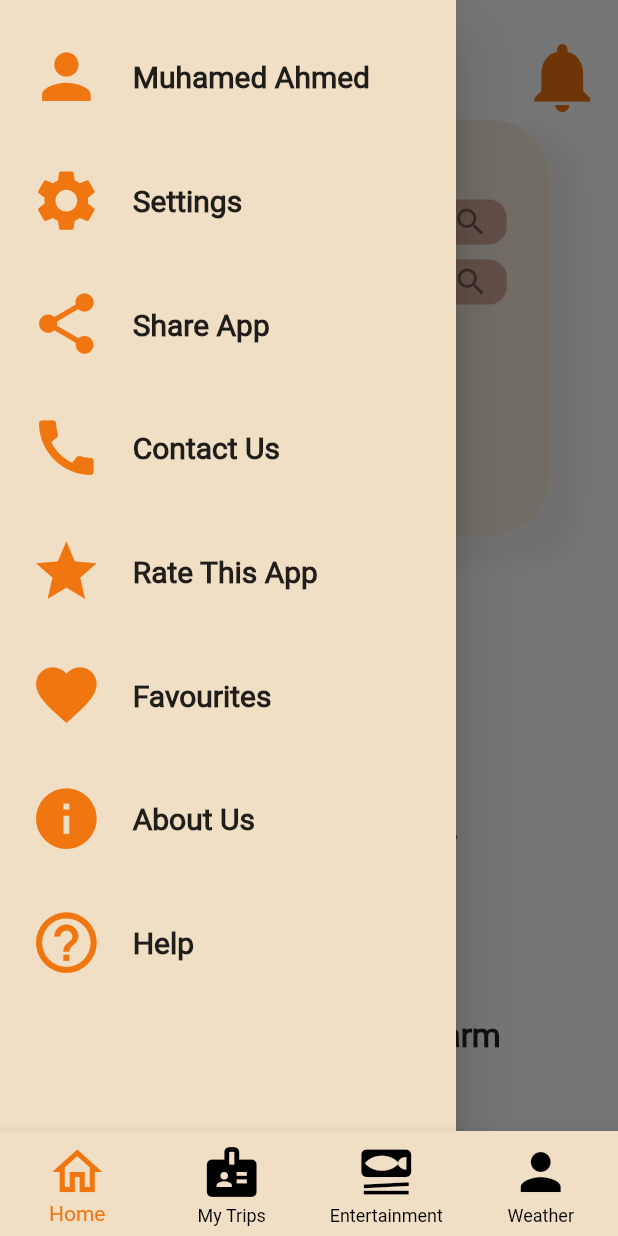
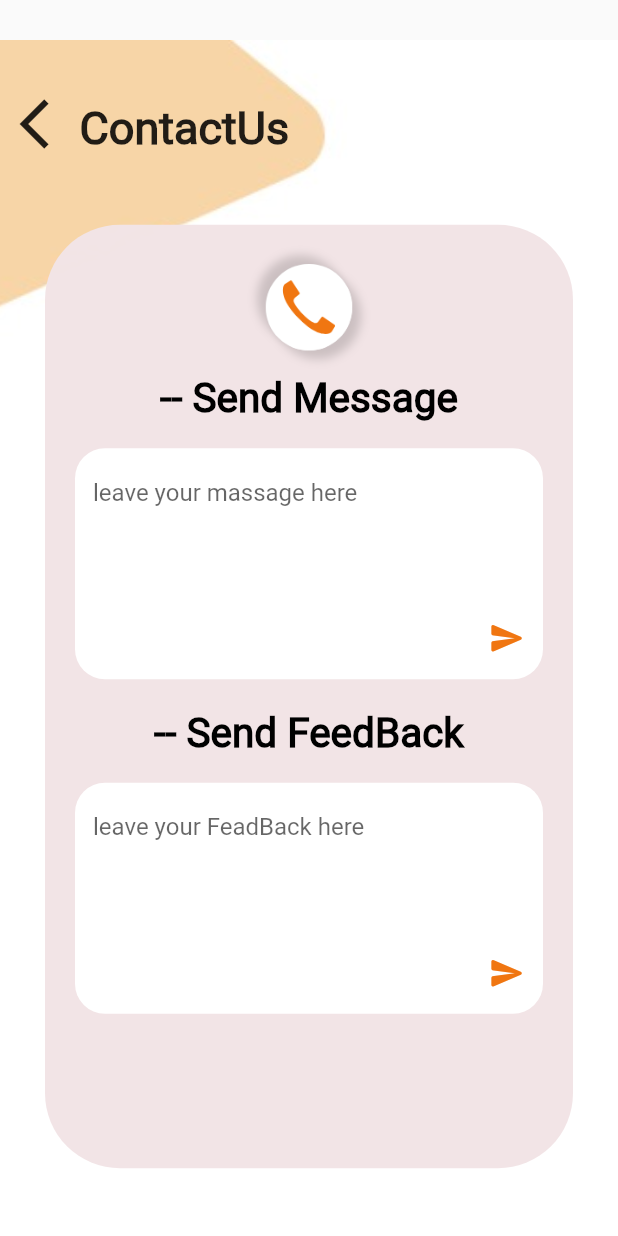
Before and after one commit to AbdallahBadawy/egypt_rails, a Flutter app: the screen it shows after launch, after a tap on the "menu" icon, after a tap on "Contact Us", on a phone screen of 412 x 824 dp. Run offline on Flutter 3.47's test engine with Material 2 defaults, Android fonts, the phone set to English and light mode, and no system bars; our stand-ins replace share; missing offline and left inert: dart:ffi.

Commit message:
Edit some Screens

```diff
--- a/lib/Bottom_BarScreens/Enertainment/Entertainment.dart
+++ b/lib/Bottom_BarScreens/Enertainment/Entertainment.dart
@@ -19,8 +19,7 @@ class _EntertainmentScreenState extends State<EntertainmentScreen> {
 
             children:
 
-      [
-
+  [
           background(context),
   notificationsButton(context),
   screenName(context, 'Entertainment'),
--- a/lib/Bottom_BarScreens/MyTrips/My_Trips.dart
+++ b/lib/Bottom_BarScreens/MyTrips/My_Trips.dart
@@ -1,3 +1,4 @@
+import 'package:egypt_rails/Drawer/Screen_Name.dart';
 import 'package:flutter/material.dart';
 
 import '../../Background.dart';
@@ -17,23 +18,7 @@ class _MyTripsScreenState extends State<MyTripsScreen> {
             Positioned(
                 top: MediaQuery.of(context).size.height / 31,
                 child: background(context)),
-            Positioned(
-              top: MediaQuery.of(context).size.height / 15,
-              child: Row(
-                children: [
-                  Icon(Icons.arrow_back, size: 50),
-                  Text("My Trips",
-                      style:
-                          TextStyle(fontSize: 28, fontWeight: FontWeight.bold)),
-                  SizedBox(width: MediaQuery.of(context).size.width / 2.27),
-                  Icon(
-                    Icons.settings,
-                    size: 50,
-                    color: Theme.of(context).primaryColor,
-                  )
-                ],
-              ),
-            ),
+             screenName(context, 'My Trips'),
             Positioned(
               top: MediaQuery.of(context).size.height / 5.5,
               left: 30,
--- a/lib/Bottom_BarScreens/Weather/Weather.dart
+++ b/lib/Bottom_BarScreens/Weather/Weather.dart
@@ -1,3 +1,4 @@
+import 'package:egypt_rails/Drawer/Screen_Name.dart';
 import 'package:flutter/material.dart';
 
 import '../../Background.dart';
@@ -19,21 +20,7 @@ class _MyWeatherScreenState extends State<MyWeatherScreen> {
             top: MediaQuery.of(context).size.height / 31,
             child: background(context),
           ),
-            Positioned(
-              top: MediaQuery.of(context).size.height / 15,
-              child: Row(
-                children: [
-                  Icon(Icons.arrow_back, size: 50),
-                  Text(
-                    "Weather",
-                    style: TextStyle(
-                      fontSize: 28,
-                      //fontWeight: FontWeight.bold,
-                    ),
-                  ),
-                ],
-              ),
-            ),
+          screenName(context, 'Weather'),
           Positioned(
             top: MediaQuery.of(context).size.height / 5.5,
             left: 30,
@@ -43,8 +30,10 @@ class _MyWeatherScreenState extends State<MyWeatherScreen> {
               height: MediaQuery.of(context).size.height / 1.43,
               decoration: BoxDecoration(
                 color: Theme.of(context).accentColor,
-                    borderRadius: BorderRadius.circular(50)),
-                child: Column(children: [
+                borderRadius: BorderRadius.circular(50),
+              ),
+              child: Column(
+                children: [
                   Container(
                     child: Center(
                       child: Container(
@@ -86,10 +75,12 @@ class _MyWeatherScreenState extends State<MyWeatherScreen> {
                       ),
                     ),
                   ),
-                ]),
+                ],
+              ),
             ),
           ),
         ],
-        ));
+      ),
+    );
   }
 }
--- a/lib/Drawer/Home_Drawer.dart
+++ b/lib/Drawer/Home_Drawer.dart
@@ -1,5 +1,6 @@
 import 'package:egypt_rails/Colors.dart';
 import 'package:egypt_rails/Drawer/About%20Us/About_Us.dart';
+import 'package:egypt_rails/Drawer/contact%20us/contactus.dart';
 import 'package:flutter/material.dart';
 import 'package:share/share.dart';
 import 'Help_Screens/Help_Screen.dart';
@@ -40,7 +41,8 @@ Widget homeDrawer(BuildContext context) {
               onTap: () {
                 Share.share('https://www.google.com');
               }),
-          _titleCard(context: context, title: 'Contact Us', icon: Icons.call, onTap: () {}),
+          _titleCard(context: context, title: 'Contact Us', icon: Icons.call, onTap: () {Navigator.push(context,
+                    MaterialPageRoute(builder: (context) => ContactUs()));}),
           _titleCard(context: context, title: 'Rate This App', icon: Icons.star, onTap: () {}),
           _titleCard(context: context, title: 'Favourites', icon: Icons.favorite, onTap: () {}),
           _titleCard(context: context,
--- a/lib/Drawer/Screen_Name.dart
+++ b/lib/Drawer/Screen_Name.dart
@@ -2,7 +2,7 @@ import 'package:flutter/material.dart';
 
 Widget screenName(BuildContext context, String text) {
   return Positioned(
-    top: 15,
+    top: MediaQuery.of(context).size.height / 15,
     left: 5,
     child: Row(
       crossAxisAlignment: CrossAxisAlignment.end,
--- /dev/null
+++ b/lib/Drawer/contact us/contactus.dart
@@ -0,0 +1,148 @@
+import 'package:flutter/material.dart';
+
+import '../../Background.dart';
+import '../../Colors.dart';
+import '../Screen_Name.dart';
+
+class ContactUs extends StatefulWidget {
+  @override
+  _ContactUsState createState() => _ContactUsState();
+}
+
+class _ContactUsState extends State<ContactUs> {
+  @override
+  Widget build(BuildContext context) {
+    return Scaffold(
+      body: Stack(
+        children: [
+          Positioned(
+            top: MediaQuery.of(context).size.height / 31,
+            child: background(context),
+          ),
+          screenName(context, 'ContactUs'),
+          Positioned(
+            top: MediaQuery.of(context).size.height / 5.5,
+            left: 30,
+            child: Container(
+              padding: EdgeInsets.all(10),
+              width: MediaQuery.of(context).size.width - 60,
+              height: MediaQuery.of(context).size.height / 1.31,
+              decoration: BoxDecoration(
+                  color: Theme.of(context).accentColor,
+                  borderRadius: BorderRadius.circular(50)),
+              child: Column(children: [
+                Container(
+                  child: Center(
+                    child: Container(
+                      margin: EdgeInsets.only(top: 0),
+                      width: 90,
+                      height: 90,
+                      decoration: BoxDecoration(
+                        borderRadius: BorderRadius.circular(90),
+                      ),
+                      child: Image(
+                        image: AssetImage('assets/images/contact2x.png'),
+                      ),
+                    ),
+                  ),
+                ),
+                Container(
+                  child: Column(
+                    children: [
+                      Container(
+                        child: Text("-- Send Message",
+                            style: TextStyle(
+                                fontSize: 27,
+                                fontFamily: "Roboto",
+                                fontWeight: FontWeight.bold,
+                                color: Colors.black)),
+                      ),
+                      SizedBox(
+                        height: 17,
+                      ),
+                      Container(
+                        margin: EdgeInsets.symmetric(
+                          horizontal: 10,
+                        ),
+                        child: TextField(
+                          autocorrect: false,
+                          textInputAction: TextInputAction.send,
+                          maxLines: 6,
+                          decoration: InputDecoration(
+                            hintText: 'leave your massage here',
+                            filled: true,
+                            fillColor: Colors.white,
+                            suffixIcon: Container(
+                              margin: EdgeInsets.only(top: 100),
+                              child: Icon(
+                                Icons.send_rounded,
+                                size: 25,
+                                color: Color(
+                                  getColorHexFromStr('#F07611'),
+                                ),
+                              ),
+                            ),
+                            border: OutlineInputBorder(
+                                borderRadius: BorderRadius.circular(20),
+                                borderSide: BorderSide.none),
+                          ),
+                        ),
+                      ),
+                    ],
+                  ),
+                ),
+                SizedBox(
+                  height: 20,
+                ),
+                Container(
+                  child: Column(
+                    children: [
+                      Container(
+                        child: Text("-- Send FeedBack",
+                            style: TextStyle(
+                                fontSize: 27,
+                                fontFamily: "Roboto",
+                                fontWeight: FontWeight.bold,
+                                color: Colors.black)),
+                      ),
+                      SizedBox(
+                        height: 17,
+                      ),
+                      Container(
+                        margin: EdgeInsets.symmetric(
+                          horizontal: 10,
+                        ),
+                        child: TextField(
+                            autocorrect: false,
+                            textInputAction: TextInputAction.send,
+                            maxLines: 6,
+                            decoration: InputDecoration(
+                              filled: true,
+                              hintText: 'leave your FeadBack here',
+                              fillColor: Colors.white,
+                              suffixIcon: Container(
+                                margin: EdgeInsets.only(top: 100),
+                                child: Icon(
+                                  Icons.send_rounded,
+                                  size: 25,
+                                  color: Color(
+                                    getColorHexFromStr('#F07611'),
+                                  ),
+                                ),
+                              ),
+                              border: OutlineInputBorder(
+                                  borderRadius: BorderRadius.circular(20),
+                                  borderSide: BorderSide.none),
+                            )),
+                      ),
+                    ],
+                  ),
+                ),
+              ]),
+            ),
+          ),
+        ],
+      ),
+    );
+  }
+}
--- a/pubspec.yaml
+++ b/pubspec.yaml
@@ -58,6 +58,8 @@ flutter:
      - assets/images/fav.png
      - assets/images/fav2x.png
      - assets/images/About Us.png
+     - assets/images/contact2x.png
+     - assets/images/contact.png
 
   # An image asset can refer to one or more resolution-specific "variants", see
   # https://flutter.dev/assets-and-images/#resolution-aware.
```
Also changed, not shown: assets/images/contact.png (added), assets/images/contact2x.png (added). Lines whose indentation alone changed are shown as unchanged.
